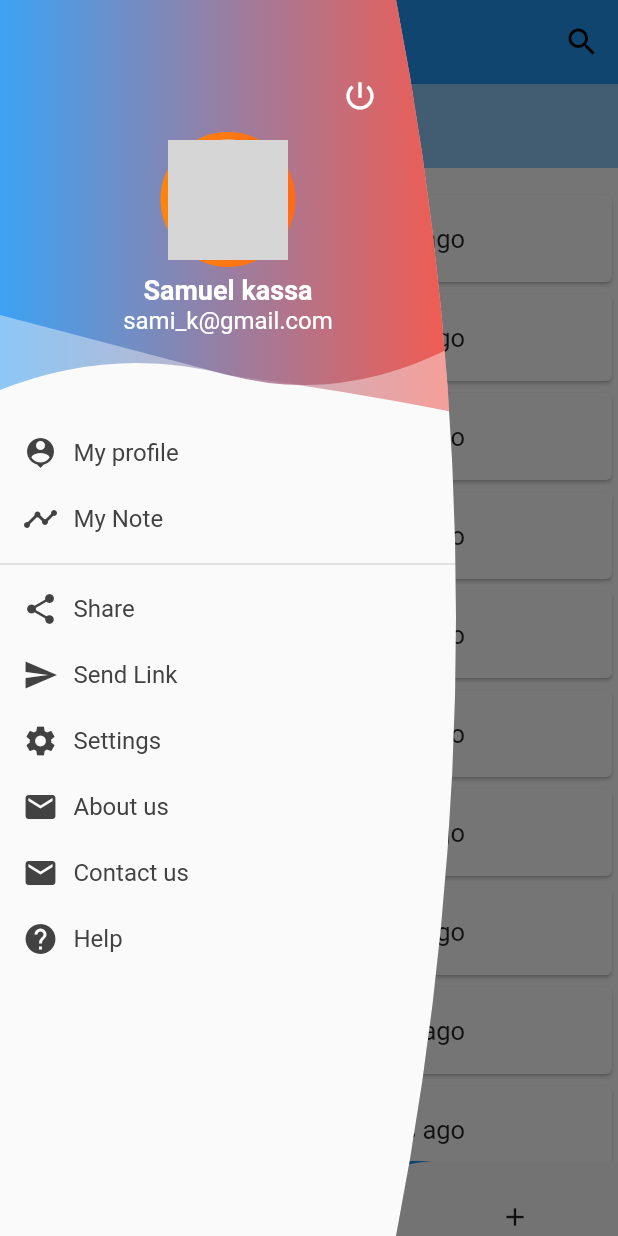
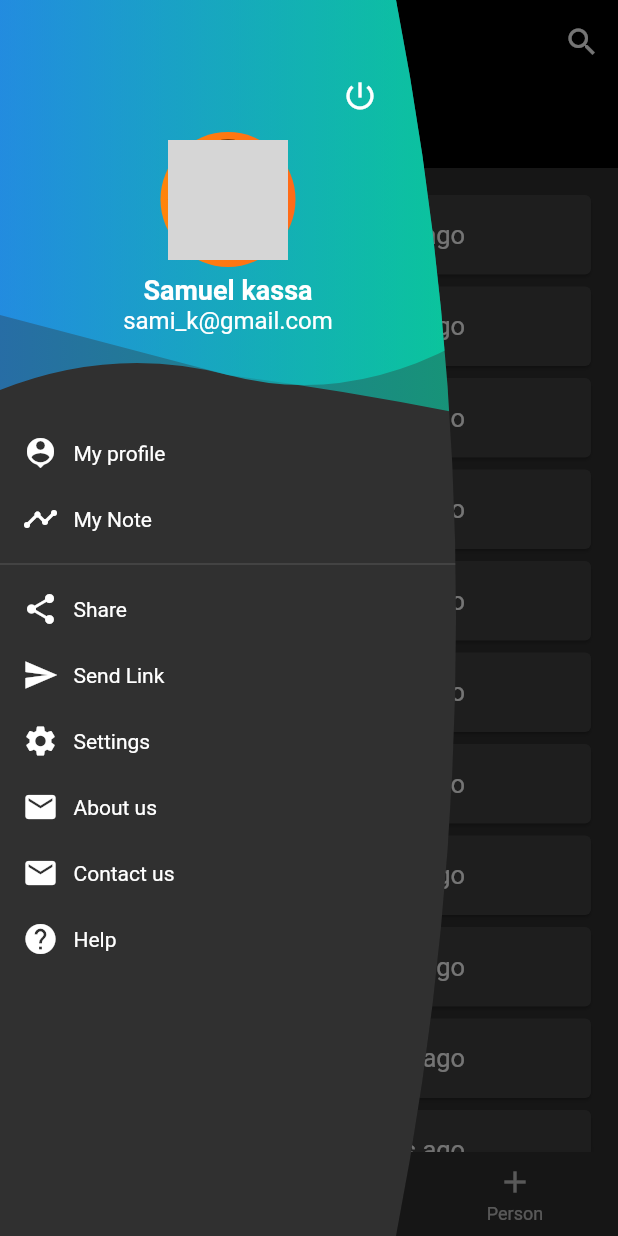
Before and after one commit to endalkh/Contact_list, a Flutter app: the Home screen opened by its route, item 2 of the bottom bar chosen, with the side drawer open, on a phone screen of 412 x 824 dp. Run offline on Flutter 3.47's test engine with Material 2 defaults, Android fonts, the phone set to English and light mode, and no system bars; drawn by our look-alikes of curved_navigation_bar; our stand-ins replace cached_network_image, shared_preferences; accounts and stored records are empty; network calls fail; Roboto replaces fonts that are missing (TimesNewRoman); grey boxes are pictures that could not be loaded.

Commit message:
app theme customization

```diff
--- a/lib/constants/colors.dart
+++ b/lib/constants/colors.dart
@@ -5,15 +5,14 @@ import 'package:flutter/cupertino.dart';
 final Color lightPrimary = Colors.white;
 final Color darkPrimary = Colors.black;
 final Color lightAccent = Color(0xff06d6a7);
+
 final Color darkAccent = Color(0xff06d6a7);
 final Color lightBG = Colors.white;
-final Color darkBG = Colors.black;
+final Color darkBG = Color(0xFF0A0E21);
 final Color COLOR_LINK = Colors.blue;
 final Color COLOR_CREAM = Colors.grey[50];
 
 
 
-
-
 final Color PRIMARY_COLOR=Colors.blue;
-final Color SECONDARY_COLOR=Colors.red;
+final Color SECONDARY_COLOR=Color(0xff06d6a7);
--- a/lib/constants/constant.dart
+++ b/lib/constants/constant.dart
@@ -91,7 +91,11 @@ class Constant{
     primaryColor: lightPrimary,
     accentColor:  lightAccent,
     cursorColor: lightAccent,
-    scaffoldBackgroundColor: lightBG,
+brightness: Brightness.light,
+bottomAppBarTheme: BottomAppBarTheme(
+  elevation: 0,
+),
+//    scaffoldBackgroundColor: lightBG,
     appBarTheme: AppBarTheme(
       elevation: 0,
       textTheme: TextTheme(
@@ -105,12 +109,12 @@ class Constant{
     ),
   );
   static ThemeData darkTheme = ThemeData(
-    fontFamily: "TimesNewRoman",
+//    cardColor:COLOR_CREAM ,
     brightness: Brightness.dark,
     backgroundColor: darkBG,
     primaryColor: darkPrimary,
     accentColor: darkAccent,
-    scaffoldBackgroundColor: darkBG,
+//    scaffoldBackgroundColor: darkBG,
     cursorColor: darkAccent,
     appBarTheme: AppBarTheme(
       elevation: 0,
@@ -120,6 +124,7 @@ class Constant{
           color: lightBG,
           fontSize: 20,
           fontWeight: FontWeight.w800,
+
         ),
       ),
     ),
--- a/lib/main.dart
+++ b/lib/main.dart
@@ -15,7 +15,7 @@ class MyApp extends StatelessWidget {
   @override
   build(context) {
     return MaterialApp(initialRoute:Constant.SIGN_IN,
-        theme: Constant.lightTheme,
+        theme: Constant.darkTheme,
         routes: {
       Constant.SPLASH_SCREEN: (context) => SplashScreen(),
       Constant.SIGN_IN: (context) => SignInPage(title: "hello",),
--- a/lib/pages/appbar/AppBar.dart
+++ b/lib/pages/appbar/AppBar.dart
@@ -5,7 +5,6 @@ import 'package:flutter_app/constants/constant.dart';
 
 AppBar headerNav({context,String title}){
   return AppBar(
-    backgroundColor: PRIMARY_COLOR,
     title: Text(title,
       style: TextStyle(
         fontSize: Constant.fontSize(Constant.XL),
--- a/lib/pages/appbar/subAppBar.dart
+++ b/lib/pages/appbar/subAppBar.dart
@@ -6,7 +6,6 @@ import 'package:flutter_app/constants/constant.dart';
 AppBar SubHeaderNav({context,String title}){
   return AppBar(
     automaticallyImplyLeading: false,
-    backgroundColor: PRIMARY_COLOR.withOpacity(0.5),
 
     title: Text(title,
       style: TextStyle(
--- a/lib/pages/drawer/navigation_drawer.dart
+++ b/lib/pages/drawer/navigation_drawer.dart
@@ -40,7 +40,7 @@ class SideDrawer extends StatelessWidget {
           ),
         ),
         Opacity(
-          opacity: 0.5,
+          opacity: 0.6,
           child: ClipPath(
             clipper: CustomShapeClipper2(),
             child: Container(
@@ -66,8 +66,7 @@ class SideDrawer extends StatelessWidget {
 
 
    navigationDrawer(context){
-    return
-      Drawer(
+    return Drawer(
           child: Column(
               mainAxisAlignment: MainAxisAlignment
                   .spaceBetween,
@@ -83,7 +82,7 @@ class SideDrawer extends StatelessWidget {
                             children: <Widget>[
                               clipShape(context),
                               Container(
-                                color: Colors.transparent,
+//                                color: Colors.transparent,
                                 child: Container(
 
   child: Column(
@@ -218,37 +217,18 @@ class SideDrawer extends StatelessWidget {
     );
   }
   _buildRow(IconData icon, String title, {bool showBadge = false}) {
-    final TextStyle tStyle = TextStyle(color: active, fontSize: 16.0);
     return Container(
       padding: const EdgeInsets.symmetric(vertical: 10.0,horizontal: 15),
       child: Row(children: [
         Icon(
-          icon,
-          color: active,
+          icon
         ),
         SizedBox(width: 10.0),
         Text(
           title,
-          style: tStyle,
         ),
         Spacer(),
-        if (showBadge)
-          Material(
-            color: Colors.deepOrange,
-            elevation: 5.0,
-            shadowColor: Colors.red,
-            borderRadius: BorderRadius.circular(5.0),
-            child: Container(
-              width: 25,
-              height: 25,
-              alignment: Alignment.center,
-              decoration: BoxDecoration(
-                color: Colors.deepOrange,
-                borderRadius: BorderRadius.circular(5.0),
-              ),
 
-            ),
-          )
       ]),
     );
   }
--- a/lib/pages/home.dart
+++ b/lib/pages/home.dart
@@ -1,4 +1,3 @@
-import 'package:curved_navigation_bar/curved_navigation_bar.dart';
 import 'package:flutter/cupertino.dart';
 import 'package:flutter/material.dart';
 import 'package:flutter_app/constants/colors.dart';
@@ -6,7 +5,6 @@ import 'package:flutter_app/constants/constant.dart';
 import 'package:flutter_app/pages/appbar/AppBar.dart';
 import 'package:flutter_app/pages/appbar/subAppBar.dart';
 import 'package:flutter_app/pages/drawer/navigation_drawer.dart';
-import 'package:flutter_app/pages/progress/circularProgressBar.dart';
 import 'package:flutter_app/utilities/validation/get_size.dart';
 
 class Home extends StatefulWidget {
@@ -100,7 +98,7 @@ class Dashboard extends State<Home>{
                       child:Text(
                         "Jhon Tomson $index",
                         style: TextStyle(
-                            fontSize: 22.0,
+                            fontSize: Constant.fontSize(Constant.L),
                         color: COLOR_LINK
                         ),
 
@@ -109,7 +107,8 @@ class Dashboard extends State<Home>{
                         Expanded(
                           flex:1,
                           child:Text(
-                            "Jan 20", style: TextStyle(fontSize: 17.0),
+                            "Jan 20",
+                            style: TextStyle(fontSize: Constant.fontSize(Constant.M)),
 //
                           ),
                         )
@@ -143,10 +142,7 @@ class Dashboard extends State<Home>{
         child: Column(
           children: <Widget>[
         Padding(
-        padding: EdgeInsets.only(
-          top: 14,
-          bottom: 14
-        ),
+        padding: EdgeInsets.all(14),
             child:Container(
               height: get_height(context),
               child: ListView.builder(
@@ -162,7 +158,7 @@ class Dashboard extends State<Home>{
                               child:Text(
                                 "Old Contact Smith",
                                 style: TextStyle(
-                                    fontSize: 22.0,
+                                    fontSize: Constant.fontSize(Constant.L),
                                     color: COLOR_LINK
                                 ),
                               ),
@@ -523,27 +519,32 @@ class Dashboard extends State<Home>{
          child:pageTaped(_page),
         ),
       ),
-        bottomNavigationBar:  CurvedNavigationBar(
-          backgroundColor: PRIMARY_COLOR,
-          key: _bottomNavigationKey,
-          index: 0,
-          height: 50.0,
-          items: <Widget>[
-            Icon(Icons.event, size: 20),
-            Icon(Icons.contact_mail, size: 20),
-            Icon(Icons.add, size: 20),
-          ],
-          color: COLOR_CREAM,
-          buttonBackgroundColor: Colors.white,
-          animationCurve: Curves.easeInOut,
-          animationDuration: Duration(milliseconds: 600),
-            onTap: (index) {
+        bottomNavigationBar:BottomNavigationBar(
+            currentIndex: _page,
+  selectedItemColor: PRIMARY_COLOR,
+            items:[
+              BottomNavigationBarItem(
+                icon: new Icon(Icons.event),
+                title: new Text('Birthdays'),
+              ),
+              BottomNavigationBarItem(
+                icon: new Icon(Icons.contact_mail),
+                title: new Text('last contact'),
+              ),
+              BottomNavigationBarItem(
+                icon: new Icon(Icons.add),
+                title: new Text('Person'),
+              )
+            ],
+  onTap: (index) {
               setState(() {
                 _page = index;
               });
 
           },
-        ),
+        )
+
+
       ),
     );
 
```
